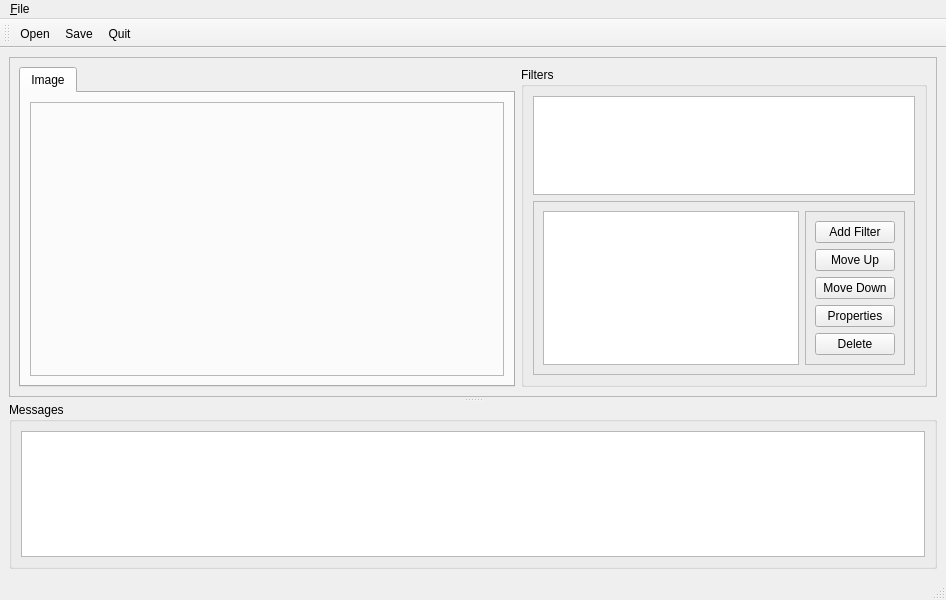
This is testbench.ui in PierFF/Vision as Qt 5 draws it before an edit. The edited form follows.
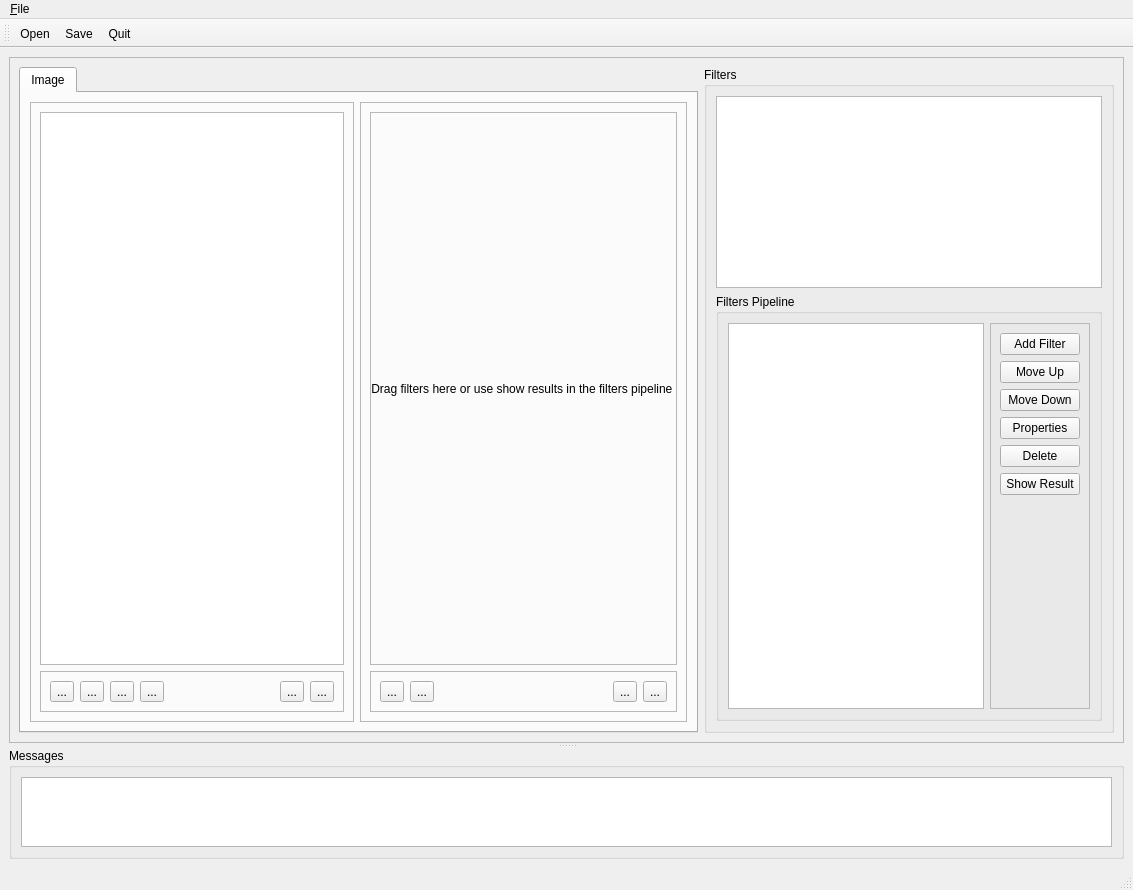
This is the edited form.

The edit to the form file:
```diff
--- a/testbench.ui
+++ b/testbench.ui
@@ -6,8 +6,8 @@
    <rect>
     <x>0</x>
     <y>0</y>
-    <width>946</width>
-    <height>600</height>
+    <width>1133</width>
+    <height>890</height>
    </rect>
   </property>
   <property name="windowTitle">
@@ -30,6 +30,12 @@
        <number>5</number>
       </property>
       <widget class="QFrame" name="UpFrame">
+       <property name="sizePolicy">
+        <sizepolicy hsizetype="Preferred" vsizetype="Expanding">
+         <horstretch>0</horstretch>
+         <verstretch>8</verstretch>
+        </sizepolicy>
+       </property>
        <property name="frameShape">
         <enum>QFrame::StyledPanel</enum>
        </property>
@@ -47,11 +53,109 @@
             <string>Image</string>
            </attribute>
            <layout class="QHBoxLayout" name="horizontalLayout_2">
+            <item>
+             <widget class="QFrame" name="frame_3">
+              <property name="sizePolicy">
+               <sizepolicy hsizetype="Expanding" vsizetype="Preferred">
+                <horstretch>1</horstretch>
+                <verstretch>0</verstretch>
+               </sizepolicy>
+              </property>
+              <property name="frameShape">
+               <enum>QFrame::StyledPanel</enum>
+              </property>
+              <property name="frameShadow">
+               <enum>QFrame::Raised</enum>
+              </property>
+              <layout class="QVBoxLayout" name="verticalLayout_5">
+               <item>
+                <widget class="QGraphicsView" name="graphicsView">
+                 <property name="sizePolicy">
+                  <sizepolicy hsizetype="Expanding" vsizetype="Expanding">
+                   <horstretch>1</horstretch>
+                   <verstretch>0</verstretch>
+                  </sizepolicy>
+                 </property>
+                </widget>
+               </item>
+               <item>
+                <widget class="QFrame" name="frame_4">
+                 <property name="frameShape">
+                  <enum>QFrame::StyledPanel</enum>
+                 </property>
+                 <property name="frameShadow">
+                  <enum>QFrame::Sunken</enum>
+                 </property>
+                 <property name="lineWidth">
+                  <number>2</number>
+                 </property>
+                 <layout class="QHBoxLayout" name="horizontalLayout_5">
+                  <item>
+                   <widget class="QToolButton" name="toolButton_2">
+                    <property name="text">
+                     <string>...</string>
+                    </property>
+                   </widget>
+                  </item>
+                  <item>
+                   <widget class="QToolButton" name="toolButton">
+                    <property name="text">
+                     <string>...</string>
+                    </property>
+                   </widget>
+                  </item>
+                  <item>
+                   <widget class="QToolButton" name="toolButton_3">
+                    <property name="text">
+                     <string>...</string>
+                    </property>
+                   </widget>
+                  </item>
+                  <item>
+                   <widget class="QToolButton" name="toolButton_4">
+                    <property name="text">
+                     <string>...</string>
+                    </property>
+                   </widget>
+                  </item>
+                  <item>
+                   <spacer name="horizontalSpacer">
+                    <property name="orientation">
+                     <enum>Qt::Horizontal</enum>
+                    </property>
+                    <property name="sizeHint" stdset="0">
+                     <size>
+                      <width>40</width>
+                      <height>20</height>
+                     </size>
+                    </property>
+                   </spacer>
+                  </item>
+                  <item>
+                   <widget class="QToolButton" name="toolButton_5">
+                    <property name="text">
+                     <string>...</string>
+                    </property>
+                   </widget>
+                  </item>
+                  <item>
+                   <widget class="QToolButton" name="toolButton_6">
+                    <property name="text">
+                     <string>...</string>
+                    </property>
+                   </widget>
+                  </item>
+                 </layout>
+                </widget>
+               </item>
+              </layout>
+             </widget>
+            </item>
             <item>
              <widget class="QFrame" name="filetrsUp">
               <property name="sizePolicy">
-               <sizepolicy hsizetype="Preferred" vsizetype="Preferred">
-                <horstretch>0</horstretch>
+               <sizepolicy hsizetype="Expanding" vsizetype="Preferred">
+                <horstretch>1</horstretch>
                 <verstretch>0</verstretch>
                </sizepolicy>
               </property>
@@ -61,7 +165,83 @@
               <property name="frameShadow">
                <enum>QFrame::Raised</enum>
               </property>
-              <layout class="QFormLayout" name="formLayout"/>
+              <layout class="QVBoxLayout" name="verticalLayout_6">
+               <item>
+                <widget class="QLabel" name="label">
+                 <property name="sizePolicy">
+                  <sizepolicy hsizetype="Expanding" vsizetype="Expanding">
+                   <horstretch>1</horstretch>
+                   <verstretch>0</verstretch>
+                  </sizepolicy>
+                 </property>
+                 <property name="frameShape">
+                  <enum>QFrame::StyledPanel</enum>
+                 </property>
+                 <property name="text">
+                  <string>Drag filters here or use show results in the filters pipeline </string>
+                 </property>
+                 <property name="alignment">
+                  <set>Qt::AlignCenter</set>
+                 </property>
+                 <property name="margin">
+                  <number>0</number>
+                 </property>
+                </widget>
+               </item>
+               <item>
+                <widget class="QFrame" name="frame_5">
+                 <property name="frameShape">
+                  <enum>QFrame::StyledPanel</enum>
+                 </property>
+                 <property name="frameShadow">
+                  <enum>QFrame::Sunken</enum>
+                 </property>
+                 <layout class="QHBoxLayout" name="horizontalLayout_4">
+                  <item>
+                   <widget class="QToolButton" name="toolButton_8">
+                    <property name="text">
+                     <string>...</string>
+                    </property>
+                   </widget>
+                  </item>
+                  <item>
+                   <widget class="QToolButton" name="toolButton_9">
+                    <property name="text">
+                     <string>...</string>
+                    </property>
+                   </widget>
+                  </item>
+                  <item>
+                   <spacer name="horizontalSpacer_2">
+                    <property name="orientation">
+                     <enum>Qt::Horizontal</enum>
+                    </property>
+                    <property name="sizeHint" stdset="0">
+                     <size>
+                      <width>40</width>
+                      <height>20</height>
+                     </size>
+                    </property>
+                   </spacer>
+                  </item>
+                  <item>
+                   <widget class="QToolButton" name="toolButton_10">
+                    <property name="text">
+                     <string>...</string>
+                    </property>
+                   </widget>
+                  </item>
+                  <item>
+                   <widget class="QToolButton" name="toolButton_7">
+                    <property name="text">
+                     <string>...</string>
+                    </property>
+                   </widget>
+                  </item>
+                 </layout>
+                </widget>
+               </item>
+              </layout>
              </widget>
             </item>
            </layout>
@@ -96,12 +276,9 @@
             </widget>
            </item>
            <item>
-            <widget class="QFrame" name="frame">
-             <property name="frameShape">
-              <enum>QFrame::StyledPanel</enum>
-             </property>
-             <property name="frameShadow">
-              <enum>QFrame::Raised</enum>
+            <widget class="QGroupBox" name="groupBox">
+             <property name="title">
+              <string>Filters Pipeline</string>
              </property>
              <layout class="QHBoxLayout" name="horizontalLayout_3">
               <item>
@@ -158,6 +335,13 @@
                    </property>
                   </widget>
                  </item>
+                 <item>
+                  <widget class="QPushButton" name="pushButton_5">
+                   <property name="text">
+                    <string>Show Result</string>
+                   </property>
+                  </widget>
+                 </item>
                  <item>
                   <spacer name="verticalSpacer">
                    <property name="orientation">
@@ -183,6 +367,12 @@
        </layout>
       </widget>
       <widget class="QGroupBox" name="DownFrame">
+       <property name="sizePolicy">
+        <sizepolicy hsizetype="Preferred" vsizetype="Expanding">
+         <horstretch>0</horstretch>
+         <verstretch>2</verstretch>
+        </sizepolicy>
+       </property>
        <property name="title">
         <string>Messages</string>
        </property>
@@ -201,7 +391,7 @@
     <rect>
      <x>0</x>
      <y>0</y>
-     <width>946</width>
+     <width>1133</width>
      <height>21</height>
     </rect>
    </property>
```
Left out of the diff: 6 changed lines with no effect on the pictures.
